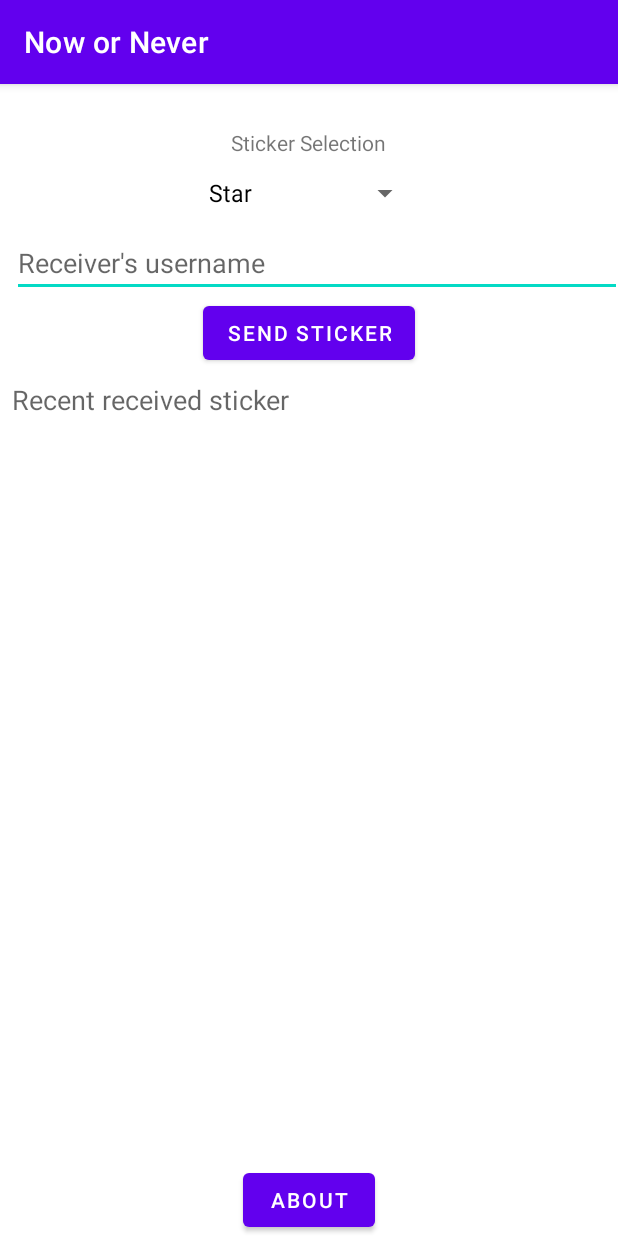
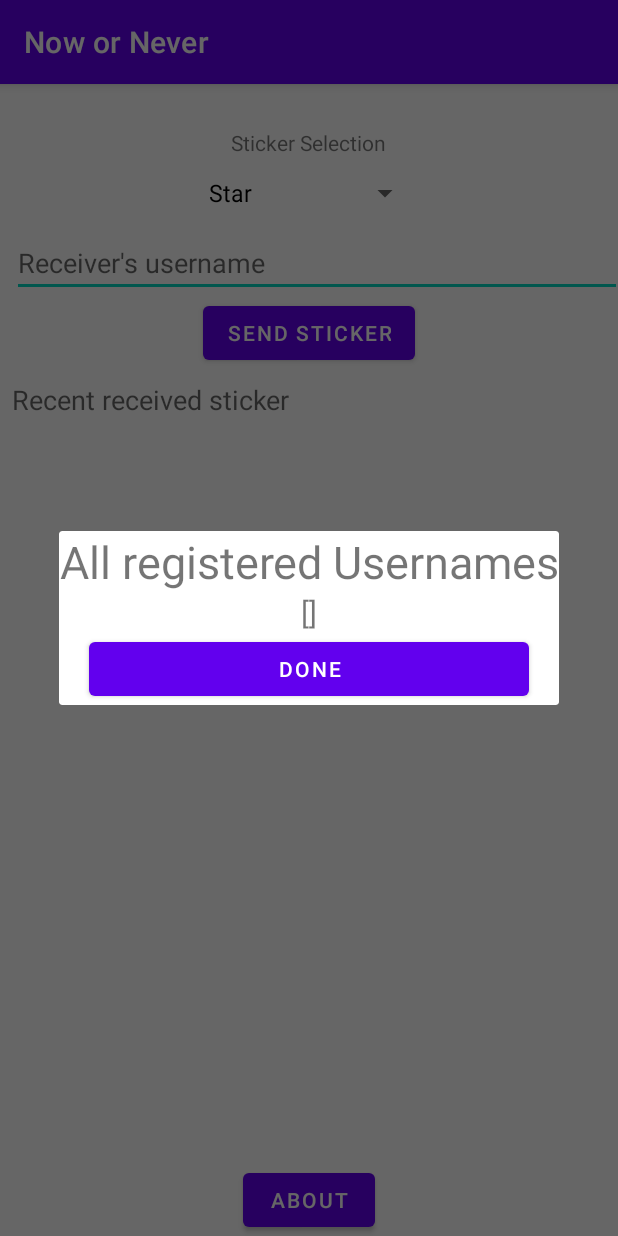
Before and after one commit to hoang-ph/NUMAD22Fa_PhongHoang_AnNguyen, an Android app: the StickerMessagingActivity screen opened directly, with no data from a screen before it, after a tap on "ABOUT", on a phone screen of 412 x 824 dp. Run offline under Robolectric (Android 15) with nearby library versions, the phone set to English and light mode, and no system bars; our stand-ins replace Firebase (no records; nobody signed in at launch, a user with empty details on screens opened directly).

Commit message:
Query all registered users with About button

```diff
--- a/app/src/main/java/edu/northeastern/nowornever/StickerMessagingActivity.java
+++ b/app/src/main/java/edu/northeastern/nowornever/StickerMessagingActivity.java
@@ -1,10 +1,12 @@
 package edu.northeastern.nowornever;
 
+import android.app.Dialog;
 import android.os.Bundle;
 import android.util.Log;
 import android.view.View;
 import android.widget.AdapterView;
 import android.widget.ArrayAdapter;
+import android.widget.Button;
 import android.widget.EditText;
 import android.widget.ImageView;
 import android.widget.Spinner;
@@ -46,7 +48,6 @@ public class StickerMessagingActivity extends AppCompatActivity {
     private TextView recentReceivedStickerView;
     private String username;
     private EditText receiverUsername;
-    private Spinner typeSpinner;
     private String selectedStickerType;
     private ImageView stickerImageView;
     private List<Sticker> receiverList = new ArrayList<>();
@@ -62,7 +63,7 @@ public class StickerMessagingActivity extends AppCompatActivity {
         usernameView.setText(username);
 
         // Sticker type Spinner
-        typeSpinner = findViewById(R.id.stickerTypeSpinner);
+        Spinner typeSpinner = findViewById(R.id.stickerTypeSpinner);
         ArrayAdapter<CharSequence> typeAdapter = ArrayAdapter.createFromResource(this,R.array.sticker_type_array, android.R.layout.simple_spinner_dropdown_item);
         typeAdapter.setDropDownViewResource(android.R.layout.simple_spinner_dropdown_item);
         typeSpinner.setAdapter(typeAdapter);
@@ -116,6 +117,31 @@ public class StickerMessagingActivity extends AppCompatActivity {
             }
         });
 
+    }
+
+    public void getAllUsers(View view) {
+        final Dialog dialog = new Dialog(StickerMessagingActivity.this);
+        dialog.setContentView(R.layout.about_popup);
+        TextView allUserViews = dialog.findViewById(R.id.allUsersView);
+        ref.child(ROOT).addListenerForSingleValueEvent(new ValueEventListener() {
+            @Override
+            public void onDataChange(@NonNull DataSnapshot snapshot) {
+                List<String> allUserList = new ArrayList<>();
+                for (DataSnapshot ds : snapshot.getChildren()) {
+                    String name = (String) ds.child("username").getValue();
+                    allUserList.add(name);
+                }
+                allUserViews.setText(allUserList.toString());
+            }
+
+            @Override
+            public void onCancelled(@NonNull DatabaseError error) {
+            }
+        });
+
+        Button backToMainScreen = dialog.findViewById(R.id.doneBtn);
+        backToMainScreen.setOnClickListener(view1 -> dialog.dismiss());
+        dialog.show();
     }
 
     public void sendSticker(View view) {
--- /dev/null
+++ b/app/src/main/res/layout/about_popup.xml
@@ -0,0 +1,29 @@
+<?xml version="1.0" encoding="utf-8"?>
+<LinearLayout xmlns:android="http://schemas.android.com/apk/res/android"
+    android:layout_width="match_parent"
+    android:layout_height="match_parent"
+    android:orientation="vertical" >
+
+    <TextView
+        android:layout_width="match_parent"
+        android:layout_height="wrap_content"
+        android:gravity="center"
+        android:text="@string/all_users_title"
+        android:textSize="30sp" />
+
+    <TextView
+        android:id="@+id/allUsersView"
+        android:layout_width="match_parent"
+        android:layout_height="wrap_content"
+        android:gravity="center"
+        android:textSize="20sp" />
+
+    <Button
+        android:id="@+id/doneBtn"
+        android:layout_width="match_parent"
+        android:layout_height="wrap_content"
+        android:layout_marginStart="20dp"
+        android:layout_marginEnd="20dp"
+        android:text="@string/done_btn" />
+
+</LinearLayout>
--- a/app/src/main/res/values/strings.xml
+++ b/app/src/main/res/values/strings.xml
@@ -53,6 +53,8 @@
     <string name="username_inquiry">Receiver\'s username</string>
     <string name="about">About</string>
     <string name="sticker_description">Sticker display</string>
+    <string name="all_users_title">All registered Usernames</string>
+    <string name="done_btn">Done</string>
 
     <string-array name="sticker_type_array">
         <item>Star</item>
```
